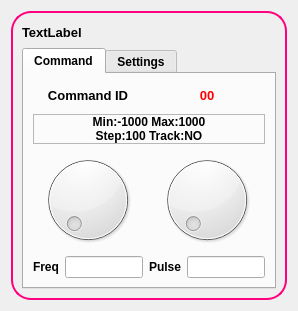
The window that siggenW.ui (devlabnet/YASP) describes before a commit, drawn with Qt 5.
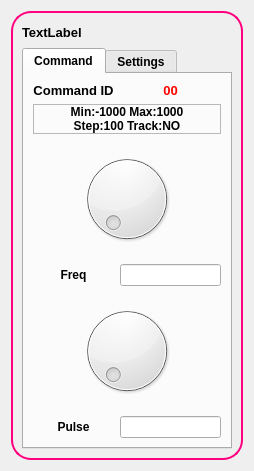
The same window after the commit. Icons and pictures are not drawn. Custom widgets are drawn as their Qt base class.

Commit message: 29/03/2019 at 18:47:58  M siggenW.ui  M siggenw.cpp

Diff of the .ui file:
```diff
--- a/siggenW.ui
+++ b/siggenW.ui
@@ -6,8 +6,8 @@
    <rect>
     <x>0</x>
     <y>0</y>
-    <width>298</width>
-    <height>311</height>
+    <width>254</width>
+    <height>471</height>
    </rect>
   </property>
   <property name="sizePolicy">
@@ -158,35 +158,6 @@
           <string>Command</string>
          </attribute>
          <layout class="QGridLayout" name="gridLayout">
-          <item row="3" column="1">
-           <widget class="QLineEdit" name="freqVal">
-            <property name="sizePolicy">
-             <sizepolicy hsizetype="Minimum" vsizetype="Fixed">
-              <horstretch>0</horstretch>
-              <verstretch>0</verstretch>
-             </sizepolicy>
-            </property>
-            <property name="maxLength">
-             <number>10</number>
-            </property>
-           </widget>
-          </item>
-          <item row="3" column="0">
-           <widget class="QLabel" name="Value">
-            <property name="font">
-             <font>
-              <weight>75</weight>
-              <bold>true</bold>
-             </font>
-            </property>
-            <property name="text">
-             <string>Freq</string>
-            </property>
-            <property name="alignment">
-             <set>Qt::AlignCenter</set>
-            </property>
-           </widget>
-          </item>
           <item row="1" column="0" colspan="4">
            <widget class="QLabel" name="labelInfo">
             <property name="sizePolicy">
@@ -216,6 +187,35 @@
             </property>
            </widget>
           </item>
+          <item row="0" column="2" colspan="2">
+           <widget class="QLabel" name="cmdLabelId">
+            <property name="sizePolicy">
+             <sizepolicy hsizetype="Minimum" vsizetype="Minimum">
+              <horstretch>0</horstretch>
+              <verstretch>0</verstretch>
+             </sizepolicy>
+            </property>
+            <property name="font">
+             <font>
+              <pointsize>10</pointsize>
+              <weight>75</weight>
+              <bold>true</bold>
+             </font>
+            </property>
+            <property name="autoFillBackground">
+             <bool>false</bool>
+            </property>
+            <property name="styleSheet">
+             <string notr="true">color: rgb(255, 0, 0);</string>
+            </property>
+            <property name="text">
+             <string>00</string>
+            </property>
+            <property name="alignment">
+             <set>Qt::AlignCenter</set>
+            </property>
+           </widget>
+          </item>
           <item row="0" column="0" colspan="2">
            <widget class="QLabel" name="label_2">
             <property name="sizePolicy">
@@ -239,7 +239,147 @@
             </property>
            </widget>
           </item>
-          <item row="3" column="2">
+          <item row="3" column="0" rowspan="2" colspan="4">
+           <widget class="QFrame" name="frameFreq">
+            <property name="frameShape">
+             <enum>QFrame::NoFrame</enum>
+            </property>
+            <property name="frameShadow">
+             <enum>QFrame::Sunken</enum>
+            </property>
+            <property name="lineWidth">
+             <number>0</number>
+            </property>
+            <layout class="QHBoxLayout" name="horizontalLayout_4">
+             <item>
+              <spacer name="horizontalSpacer_3">
+               <property name="orientation">
+                <enum>Qt::Horizontal</enum>
+               </property>
+               <property name="sizeHint" stdset="0">
+                <size>
+                 <width>40</width>
+                 <height>20</height>
+                </size>
+               </property>
+              </spacer>
+             </item>
+             <item>
+              <widget class="QDial" name="freqSpin">
+               <property name="sizePolicy">
+                <sizepolicy hsizetype="Minimum" vsizetype="Minimum">
+                 <horstretch>0</horstretch>
+                 <verstretch>0</verstretch>
+                </sizepolicy>
+               </property>
+               <property name="focusPolicy">
+                <enum>Qt::NoFocus</enum>
+               </property>
+               <property name="autoFillBackground">
+                <bool>false</bool>
+               </property>
+              </widget>
+             </item>
+             <item>
+              <spacer name="horizontalSpacer_4">
+               <property name="orientation">
+                <enum>Qt::Horizontal</enum>
+               </property>
+               <property name="sizeHint" stdset="0">
+                <size>
+                 <width>40</width>
+                 <height>20</height>
+                </size>
+               </property>
+              </spacer>
+             </item>
+            </layout>
+           </widget>
+          </item>
+          <item row="5" column="0" colspan="2">
+           <widget class="QLabel" name="Value">
+            <property name="font">
+             <font>
+              <weight>75</weight>
+              <bold>true</bold>
+             </font>
+            </property>
+            <property name="text">
+             <string>Freq</string>
+            </property>
+            <property name="alignment">
+             <set>Qt::AlignCenter</set>
+            </property>
+           </widget>
+          </item>
+          <item row="5" column="2" colspan="2">
+           <widget class="QLineEdit" name="freqVal">
+            <property name="sizePolicy">
+             <sizepolicy hsizetype="Minimum" vsizetype="Fixed">
+              <horstretch>0</horstretch>
+              <verstretch>0</verstretch>
+             </sizepolicy>
+            </property>
+            <property name="maxLength">
+             <number>10</number>
+            </property>
+           </widget>
+          </item>
+          <item row="6" column="0" rowspan="2" colspan="4">
+           <widget class="QFrame" name="framePulse">
+            <property name="frameShape">
+             <enum>QFrame::NoFrame</enum>
+            </property>
+            <property name="frameShadow">
+             <enum>QFrame::Sunken</enum>
+            </property>
+            <property name="lineWidth">
+             <number>0</number>
+            </property>
+            <layout class="QHBoxLayout" name="horizontalLayout_5">
+             <item>
+              <spacer name="horizontalSpacer_5">
+               <property name="orientation">
+                <enum>Qt::Horizontal</enum>
+               </property>
+               <property name="sizeHint" stdset="0">
+                <size>
+                 <width>40</width>
+                 <height>20</height>
+                </size>
+               </property>
+              </spacer>
+             </item>
+             <item>
+              <widget class="QDial" name="pulseSpin">
+               <property name="sizePolicy">
+                <sizepolicy hsizetype="Minimum" vsizetype="Minimum">
+                 <horstretch>0</horstretch>
+                 <verstretch>0</verstretch>
+                </sizepolicy>
+               </property>
+               <property name="focusPolicy">
+                <enum>Qt::NoFocus</enum>
+               </property>
+              </widget>
+             </item>
+             <item>
+              <spacer name="horizontalSpacer_6">
+               <property name="orientation">
+                <enum>Qt::Horizontal</enum>
+               </property>
+               <property name="sizeHint" stdset="0">
+                <size>
+                 <width>40</width>
+                 <height>20</height>
+                </size>
+               </property>
+              </spacer>
+             </item>
+            </layout>
+           </widget>
+          </item>
+          <item row="8" column="0" colspan="2">
            <widget class="QLabel" name="pulseLabel">
             <property name="font">
              <font>
@@ -255,7 +395,7 @@
             </property>
            </widget>
           </item>
-          <item row="3" column="3">
+          <item row="8" column="2" colspan="2">
            <widget class="QLineEdit" name="pulsePC">
             <property name="sizePolicy">
              <sizepolicy hsizetype="Minimum" vsizetype="Fixed">
@@ -271,64 +411,6 @@
             </property>
            </widget>
           </item>
-          <item row="2" column="2" colspan="2">
-           <widget class="QDial" name="pulseSpin">
-            <property name="sizePolicy">
-             <sizepolicy hsizetype="Minimum" vsizetype="Minimum">
-              <horstretch>0</horstretch>
-              <verstretch>0</verstretch>
-             </sizepolicy>
-            </property>
-            <property name="focusPolicy">
-             <enum>Qt::NoFocus</enum>
-            </property>
-           </widget>
-          </item>
-          <item row="2" column="0" colspan="2">
-           <widget class="QDial" name="freqSpin">
-            <property name="sizePolicy">
-             <sizepolicy hsizetype="Minimum" vsizetype="Minimum">
-              <horstretch>0</horstretch>
-              <verstretch>0</verstretch>
-             </sizepolicy>
-            </property>
-            <property name="focusPolicy">
-             <enum>Qt::NoFocus</enum>
-            </property>
-            <property name="autoFillBackground">
-             <bool>false</bool>
-            </property>
-           </widget>
-          </item>
-          <item row="0" column="2" colspan="2">
-           <widget class="QLabel" name="cmdLabelId">
-            <property name="sizePolicy">
-             <sizepolicy hsizetype="Minimum" vsizetype="Minimum">
-              <horstretch>0</horstretch>
-              <verstretch>0</verstretch>
-             </sizepolicy>
-            </property>
-            <property name="font">
-             <font>
-              <pointsize>10</pointsize>
-              <weight>75</weight>
-              <bold>true</bold>
-             </font>
-            </property>
-            <property name="autoFillBackground">
-             <bool>false</bool>
-            </property>
-            <property name="styleSheet">
-             <string notr="true">color: rgb(255, 0, 0);</string>
-            </property>
-            <property name="text">
-             <string>00</string>
-            </property>
-            <property name="alignment">
-             <set>Qt::AlignCenter</set>
-            </property>
-           </widget>
-          </item>
          </layout>
         </widget>
         <widget class="QWidget" name="tabSettings">
```
The commit also changes 1 other file.
